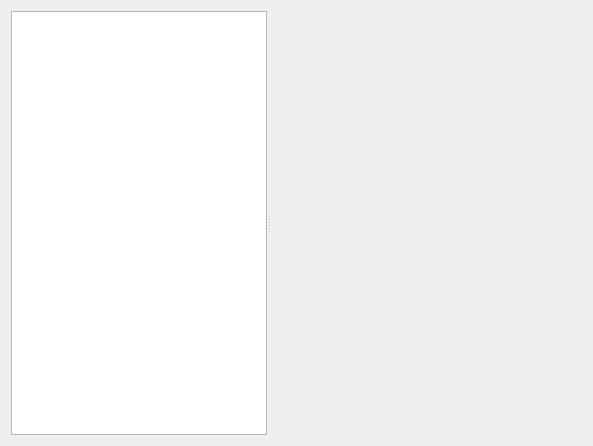
First picture: the form in src/pcot/assets/tabrgbfile.ui, repository AU-ExoMars/PCOT, before the edit.
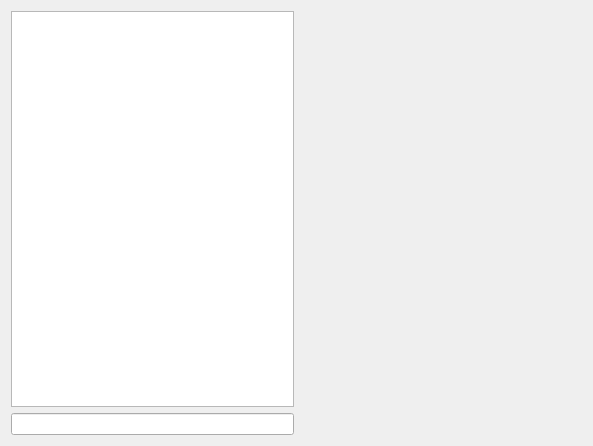
Second picture: the form after the edit. Custom widgets are drawn as their Qt base class.

Commit message: Better tree file dialog for envi/rgb. Fewer file loads; I think it's right now. Bug fix in inputs - input manager was taking document and not graph.

Diff of the .ui file:
```diff
--- a/src/pcot/assets/tabrgbfile.ui
+++ b/src/pcot/assets/tabrgbfile.ui
@@ -15,18 +15,20 @@
   </property>
   <layout class="QGridLayout" name="gridLayout">
    <item row="0" column="0">
+    <layout class="QVBoxLayout" name="verticalLayout_2">
+     <item>
+      <widget class="QTreeView" name="treeView"/>
+     </item>
+     <item>
+      <widget class="QLineEdit" name="fileEdit"/>
+     </item>
+    </layout>
+   </item>
+   <item row="0" column="1">
     <widget class="QSplitter" name="splitter">
      <property name="orientation">
       <enum>Qt::Horizontal</enum>
      </property>
-     <widget class="QTreeView" name="treeView">
-      <property name="minimumSize">
-       <size>
-        <width>50</width>
-        <height>0</height>
-       </size>
-      </property>
-     </widget>
      <widget class="Canvas" name="canvas" native="true">
       <property name="sizePolicy">
        <sizepolicy hsizetype="Preferred" vsizetype="Preferred">
```
The commit also changes 3 other files.
